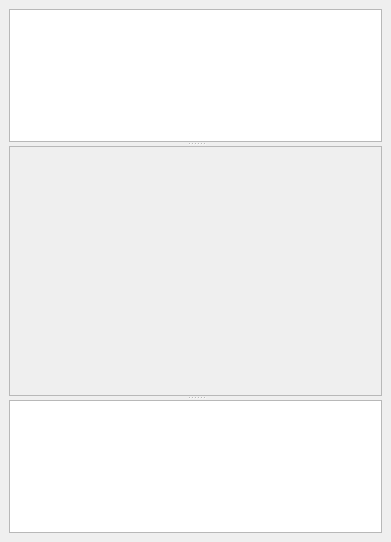
First picture: the form in source/qxrdcalibrantdialog.ui, repository guyjennings/qxrd, before the edit.
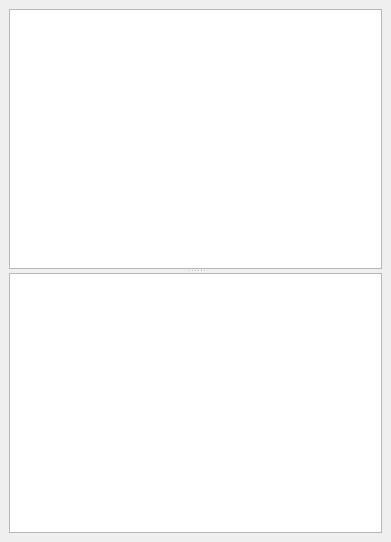
Second picture: the form after the edit.

Commit message: Add an 'isUsed' property to calibrants to show if it is to be used. Update settings saver to save/load isUsed setting of standard calibrants Remove embedded shared pointer to self in QxrdCalibrantLibrary and replace with QEnableSharedFromThis

What changed in the file:
```diff
--- a/source/qxrdcalibrantdialog.ui
+++ b/source/qxrdcalibrantdialog.ui
@@ -43,14 +43,6 @@
         <bool>false</bool>
        </property>
       </widget>
-      <widget class="QFrame" name="m_CalibrantParametersFrame">
-       <property name="frameShape">
-        <enum>QFrame::StyledPanel</enum>
-       </property>
-       <property name="frameShadow">
-        <enum>QFrame::Raised</enum>
-       </property>
-      </widget>
       <widget class="QTableView" name="m_CalibrantDSpacingsView">
        <property name="contextMenuPolicy">
         <enum>Qt::CustomContextMenu</enum>
```
The commit also changes 9 other files.
